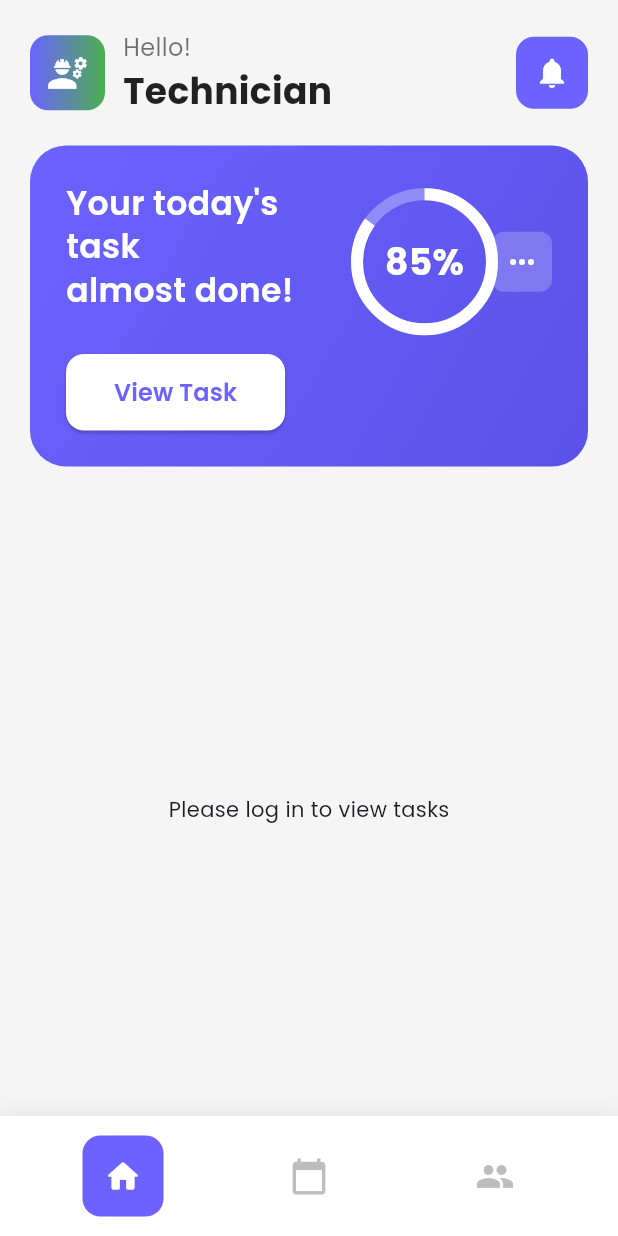
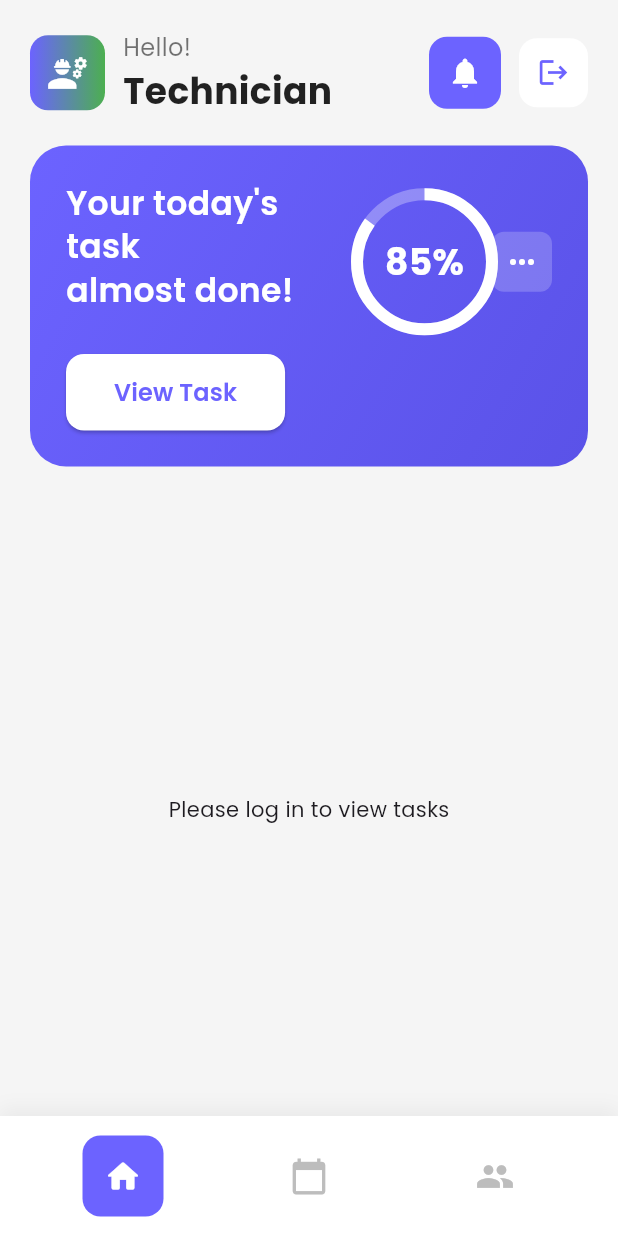
Before and after one commit to goh1217/SmartServe-KolejCare, a Flutter app: the screen it shows after launch, on a phone screen of 412 x 824 dp. Run offline on Flutter 3.47's test engine with Material 3 defaults, Android fonts, the phone set to English and light mode, and no system bars; our stand-ins replace cloud_firestore, firebase_auth, firebase_core, flutter_image_compress, google_fonts, image_picker; accounts and stored records are empty.

Commit message:
add logout button

```diff
--- a/lib/technician/main.dart
+++ b/lib/technician/main.dart
@@ -106,6 +106,8 @@ class _TechnicianDashboardState extends State<TechnicianDashboard> {
                     ],
                   ),
                   const Spacer(),
+                  Row(
+                    children: [
                       Container(
                         padding: const EdgeInsets.all(12),
                         decoration: BoxDecoration(
@@ -117,6 +119,46 @@ class _TechnicianDashboardState extends State<TechnicianDashboard> {
                           color: Colors.white,
                           size: 24,
                         ),
+                      ),
+                      const SizedBox(width: 12),
+                      // Logout button
+                      GestureDetector(
+                        onTap: () async {
+                          final should = await showDialog<bool>(
+                            context: context,
+                            builder: (context) => AlertDialog(
+                              title: const Text('Log out'),
+                              content: const Text('Are you sure you want to sign out?'),
+                              actions: [
+                                TextButton(
+                                  onPressed: () => Navigator.of(context).pop(false),
+                                  child: const Text('Cancel'),
+                                ),
+                                TextButton(
+                                  onPressed: () => Navigator.of(context).pop(true),
+                                  child: const Text('Log out'),
+                                ),
+                              ],
+                            ),
+                          );
+                          if (should == true) {
+                            await FirebaseAuth.instance.signOut();
+                          }
+                        },
+                        child: Container(
+                          padding: const EdgeInsets.all(12),
+                          decoration: BoxDecoration(
+                            color: Colors.white,
+                            borderRadius: BorderRadius.circular(12),
+                          ),
+                          child: const Icon(
+                            Icons.logout,
+                            color: Color(0xFF6C63FF),
+                            size: 22,
+                          ),
+                        ),
+                      ),
+                    ],
                   ),
                 ],
               ),
```
Lines whose indentation alone changed are shown as unchanged.
